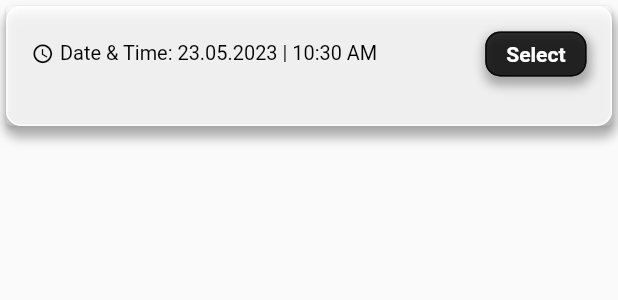
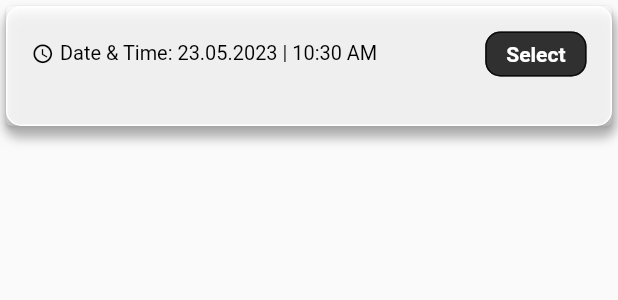
Before and after one commit to robertbusaru/flutter_framework_app_bachelors_degree_project, a Flutter app: the BookingCard widget shown alone on an empty page, opened directly with empty values, on a phone screen of 412 x 824 dp. Shown: the top 300 px of the screen. Run offline on Flutter 3.47's test engine with Material 2 defaults, Android fonts, the phone set to English and light mode, and no system bars; our stand-ins replace cloud_firestore, firebase_auth, firebase_core, google_fonts, google_sign_in; missing offline and left inert: flutter_facebook_auth; accounts and stored records are empty.

```diff
--- a/lib/pages/scheduling_page.dart
+++ b/lib/pages/scheduling_page.dart
@@ -98,7 +98,7 @@ class _SchedulingPageState extends State<SchedulingPage> {
                   child: Container(
                     width: 80,
                     decoration: BoxDecoration(
-                      color: isSelected ? Colors.black: Colors.transparent,
+                      color: isSelected ? Colors.black.withOpacity(0.9): Colors.transparent,
                       border: Border.all(color: Colors.white.withOpacity(0.8)),
                       borderRadius: BorderRadius.circular(10),
                       boxShadow: const [
@@ -187,7 +187,7 @@ class BookingCard extends StatelessWidget {
         height: 80, // Înălțimea dorită pentru card
         decoration: BoxDecoration(
           color: Colors.white.withOpacity(0.8),
-          border: Border.all(color: Colors.white.withOpacity(0.8)),
+          border: Border.all(color: Colors.white),
           borderRadius: BorderRadius.circular(10),
           boxShadow: [
             BoxShadow(
@@ -239,14 +239,6 @@ class BookingCard extends StatelessWidget {
                 color: Colors.black.withOpacity(0.8),
                 border: Border.all(color: Colors.black.withOpacity(0.8)),
                 borderRadius: BorderRadius.circular(10),
-                boxShadow: [
-                  BoxShadow(
-                    color: Colors.grey.withOpacity(0.9),
-                    spreadRadius: 2,
-                    blurRadius: 5,
-                    offset: const Offset(1, 4), // changes position of shadow
-                  ),
-                ],
               ),
               padding: const EdgeInsets.symmetric(vertical: 6, horizontal: 13),
               child: const Text(
```
